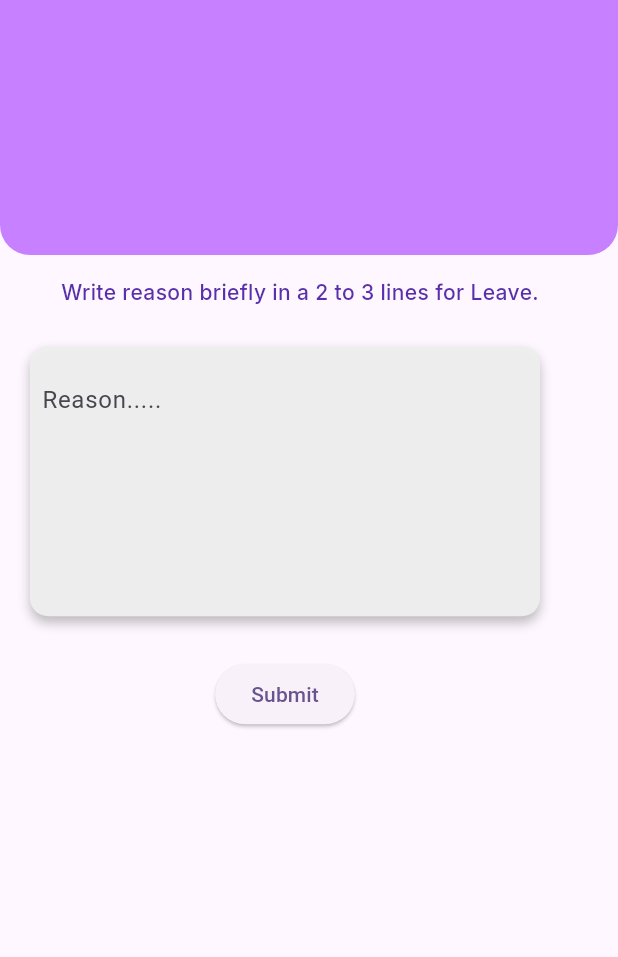
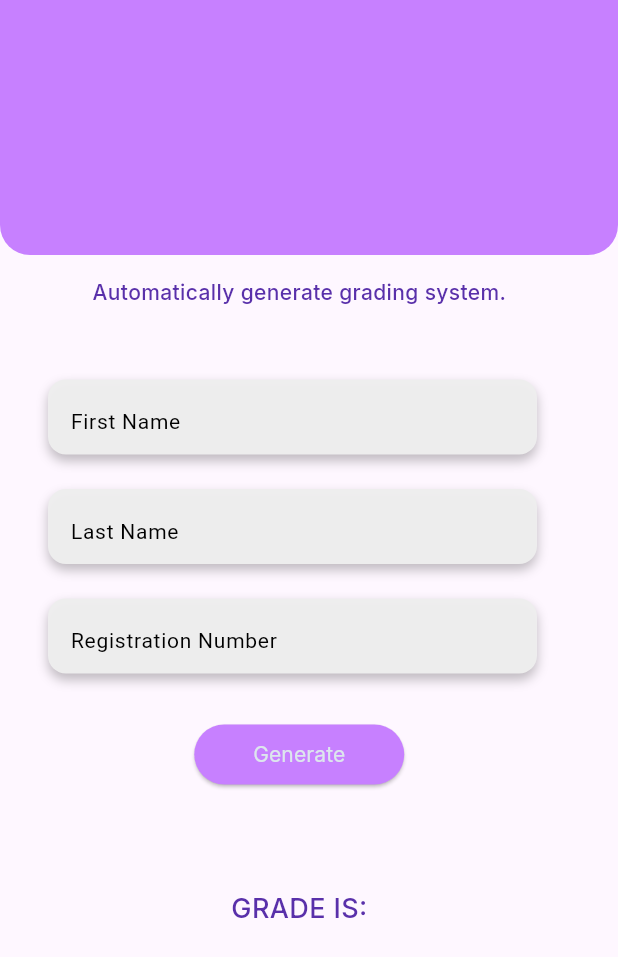
Before and after one commit to fatimasood/Attendendence-System-Flutter, a Flutter app: the AdminHome screen opened directly, after a tap on "Grading", on a phone screen of 412 x 824 dp. Shown: the top 957 px of the screen. Run offline on Flutter 3.47's test engine with Material 2 defaults, Android fonts, the phone set to English and light mode, and no system bars; our stand-ins replace firebase_auth, firebase_core, fluttertoast, google_fonts, image_picker, sqflite; accounts and stored records are empty.

Commit message:
gradingSystem

```diff
--- a/lib/Admin/AdminHome.dart
+++ b/lib/Admin/AdminHome.dart
@@ -1,4 +1,5 @@
 import 'package:attendence_sys/Admin/ViewRecordA.dart';
+import 'package:attendence_sys/Admin/grading.dart';
 import 'package:attendence_sys/AppBar/CustomAppBar.dart';
 import 'package:attendence_sys/Student/LeaveReq.dart';
 import 'package:attendence_sys/Student/MarkAt.dart';
@@ -230,7 +231,7 @@ class _AdminHomeState extends State<AdminHome> {
                         Navigator.push(
                           context,
                           MaterialPageRoute(
-                            builder: (context) => LeaveReq(),
+                            builder: (context) => grading(),
                           ),
                         );
                       },
--- /dev/null
+++ b/lib/Admin/grading.dart
@@ -0,0 +1,202 @@
+import 'package:attendence_sys/AppBar/CustomAppBar.dart';
+import 'package:attendence_sys/Student/databaseHelper.dart';
+import 'package:attendence_sys/utils.dart';
+import 'package:flutter/material.dart';
+import 'package:google_fonts/google_fonts.dart';
+
+class grading extends StatefulWidget {
+  const grading({super.key});
+
+  @override
+  State<grading> createState() => _gradingState();
+}
+
+class _gradingState extends State<grading> {
+  DatabaseHelper _databaseHelper = DatabaseHelper();
+  TextEditingController _firstNameController = TextEditingController();
+  TextEditingController _lastNameController = TextEditingController();
+  TextEditingController _registrationNumberController = TextEditingController();
+  TextEditingController _classNameController = TextEditingController();
+
+  TextEditingController _dateController = TextEditingController();
+
+  bool _isEditable = true;
+  bool _isPresent = true;
+
+  final GlobalKey<FormState> _formKey = GlobalKey<FormState>();
+  @override
+  Widget build(BuildContext context) {
+    return Scaffold(
+      appBar: CustomAppBar(height: 170),
+      body: SafeArea(
+        child: SingleChildScrollView(
+          child: Column(
+            children: [
+              Padding(
+                padding: const EdgeInsets.only(left: 0, top: 15.0, bottom: 0),
+                child: Text(
+                  "Automatically generate grading system.",
+                  style: GoogleFonts.inter(
+                    textStyle: const TextStyle(
+                      fontSize: 14,
+                      fontWeight: FontWeight.w500,
+                      color: Color.fromARGB(255, 89, 48, 170),
+                    ),
+                  ),
+                ),
+              ),
+              Padding(
+                padding: const EdgeInsets.all(20.0),
+                child: Form(
+                  key: _formKey,
+                  child: Column(
+                    children: [
+                      SizedBox(height: 16),
+                      buildInputField(
+                        controller: _firstNameController,
+                        hintText: 'First Name',
+                        enabled: _isEditable,
+                      ),
+                      SizedBox(height: 2),
+                      buildInputField(
+                        controller: _lastNameController,
+                        hintText: 'Last Name',
+                        enabled: _isEditable,
+                      ),
+                      SizedBox(height: 2),
+                      buildInputField(
+                        controller: _registrationNumberController,
+                        hintText: 'Registration Number',
+                        enabled: _isEditable,
+                      ),
+                      SizedBox(height: 25),
+                      SizedBox(
+                        height: 40,
+                        width: 140,
+                        child: ElevatedButton(
+                          style: ElevatedButton.styleFrom(
+                            primary: const Color(0xffc780ff),
+                          ),
+                          child: Text(
+                            "Generate",
+                            style: GoogleFonts.inter(
+                              textStyle: const TextStyle(
+                                fontSize: 14,
+                                fontWeight: FontWeight.w400,
+                                color: Color(0xffdde6ed),
+                              ),
+                            ),
+                          ),
+                          onPressed: () async {
+                            if (_formKey.currentState!.validate()) {
+                              String firstName = _firstNameController.text;
+                              String lastName = _lastNameController.text;
+                              String regNumber =
+                                  _registrationNumberController.text;
+                              String className = _classNameController.text;
+                              String date = _dateController.text;
+                              await checkAndUpdateFields(firstName, lastName);
+                            }
+                          },
+                        ),
+                      ),
+                      SizedBox(height: 70),
+                      Text(
+                        " GRADE IS: ",
+                        style: GoogleFonts.inter(
+                          textStyle: const TextStyle(
+                              fontSize: 18,
+                              fontWeight: FontWeight.w500,
+                              color: Color.fromARGB(255, 89, 48, 170)),
+                        ),
+                      ),
+                    ],
+                  ),
+                ),
+              ),
+            ],
+          ),
+        ),
+      ),
+    );
+  }
+
+  Future<void> checkAndUpdateFields(String firstName, String lastName) async {
+    //print('Checking for: $firstName $lastName on $regNum');
+
+    final existingRecord = await _databaseHelper.getAttendanceRecordByReg(
+      firstName,
+      lastName,
+      //regNum,
+    );
+
+    if (existingRecord != null) {
+      setState(() {
+        _isPresent = existingRecord.isPresent;
+        print('Data found');
+      });
+    } else {
+      Utils().toastMessage('No data found.');
+
+      setState(() {
+        _isEditable = true;
+        _isPresent = true; // Reset to default value
+      });
+    }
+  }
+
+  Widget buildInputField({
+    required TextEditingController controller,
+    required String hintText,
+    bool enabled = true,
+  }) {
+    return Container(
+      padding: const EdgeInsets.fromLTRB(12, 12, 21, 9),
+      child: Container(
+        width: 326,
+        height: 50,
+        decoration: BoxDecoration(
+          color: Color.fromARGB(248, 238, 238, 238),
+          borderRadius: BorderRadius.circular(12),
+          boxShadow: const [
+            BoxShadow(
+              color: Color(0x3f000000),
+              offset: Offset(0, 4),
+              blurRadius: 6,
+            ),
+          ],
+        ),
+        child: TextFormField(
+          controller: controller,
+          enabled: enabled,
+          decoration: InputDecoration(
+            contentPadding: const EdgeInsets.only(top: 8.0, left: 15),
+            hintText: hintText,
+            hintStyle: const TextStyle(
+              fontSize: 14,
+              fontWeight: FontWeight.w400,
+              color: Colors.black,
+            ),
+            border: InputBorder.none,
+          ),
+        ),
+      ),
+    );
+  }
+}
+
+class GradingLogic {
+  static String calculateGrade(int attendedDays) {
+    if (attendedDays >= 26) {
+      return 'A';
+    } else if (attendedDays >= 20) {
+      return 'B';
+    } else if (attendedDays >= 15) {
+      return 'C';
+    } else if (attendedDays >= 10) {
+      return 'D';
+    } else {
+      return 'F';
+    }
+  }
+}
```
Also changed, not shown: lib/Student/MarkAt.dart (+24 -0 lines), lib/Student/databaseHelper.dart (+27 -1 lines).
